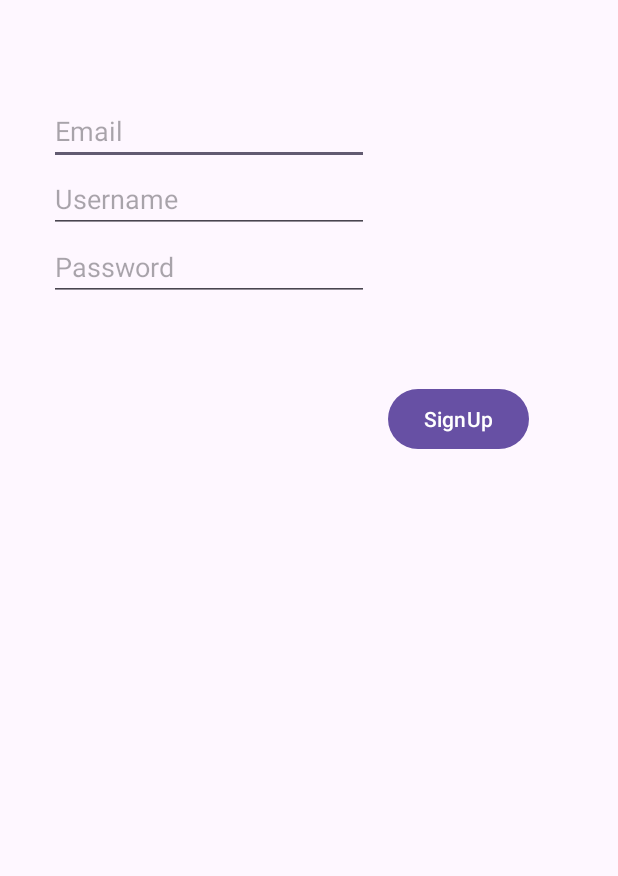
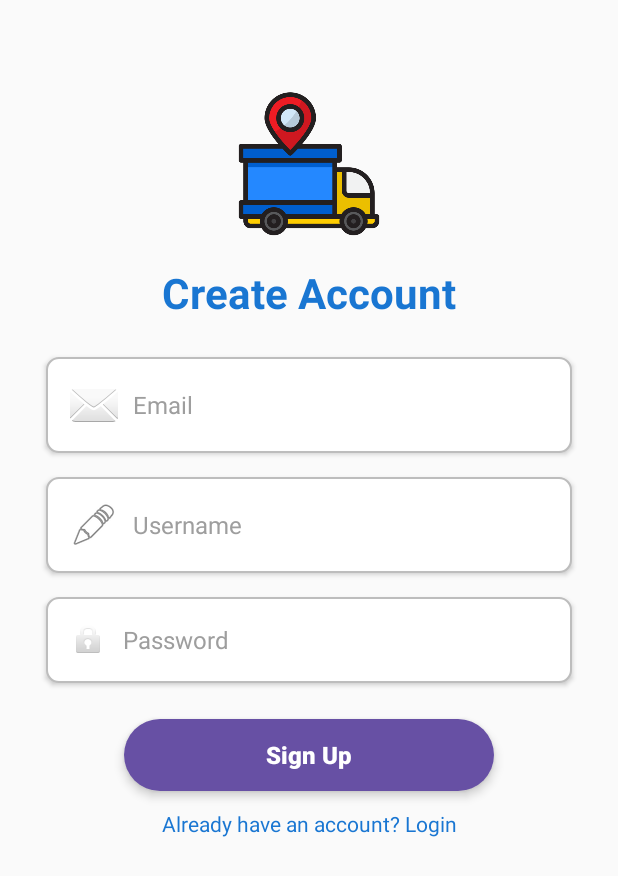
Before and after one commit to kachaparth/CleanTrack, an Android app: the SignUp screen opened directly, with no data from a screen before it, on a phone screen of 412 x 824 dp. Shown: the top 876 px of the screen. Run offline under Robolectric (Android 15) with nearby library versions, the phone set to English and light mode, and no system bars.

Commit message:
Truck to User location update

```diff
--- a/app/src/main/java/com/example/cleantrack/common/Login.java
+++ b/app/src/main/java/com/example/cleantrack/common/Login.java
@@ -62,6 +62,7 @@ public class Login extends AppCompatActivity {
             public void onClick(View v) {
                   makeLogin();
             }
+
         });
 
     }
@@ -110,6 +111,7 @@ public class Login extends AppCompatActivity {
                         Log.d("SignupResponse", "Role: " + role + ", Username: " + username +
                                 ", email:" + email  + ", user_id: "+user_id);
 
+
                         // Example: Save to SharedPreferences
                         getSharedPreferences("UserProfiles", MODE_PRIVATE)
                                 .edit()
@@ -136,6 +138,8 @@ public class Login extends AppCompatActivity {
                             }
                         });
 
+
+
                     } catch (Exception e) {
                         e.printStackTrace();
                     }
--- a/app/src/main/java/com/example/cleantrack/common/MapsActivity.java
+++ b/app/src/main/java/com/example/cleantrack/common/MapsActivity.java
@@ -58,10 +58,10 @@ public class MapsActivity extends FragmentActivity implements OnMapReadyCallback
     Button btnto,btnToUser;
 
     Geofence geofence = new Geofence.Builder()
-            .setRequestId("CleanTrackGeofence")
+            .setRequestId("G1")
             .setCircularRegion(
-                    22.678722,   // latitude
-                    72.880417,   // longitude
+                    22.677460,   // latitude
+                    72.882672,   // longitude
                 100    // radius in meters
             )
             .setExpirationDuration(Geofence.NEVER_EXPIRE)
--- a/app/src/main/java/com/example/cleantrack/truck/SocketActivity.java
+++ b/app/src/main/java/com/example/cleantrack/truck/SocketActivity.java
@@ -81,12 +81,32 @@ public class SocketActivity extends AppCompatActivity {
         try {
 
 
-            mSocket = IO.socket("http://10.0.2.2:3030",opts); // Replace with your IP
+            mSocket = IO.socket("http://10.121.105.112:3030",opts); // Replace with your IP
             mSocket.connect();
 
             mSocket.on(Socket.EVENT_CONNECT, args -> {
 
 //                mSocket.emit("join",roomId,role);
+//                try {
+//                    JSONObject data = new JSONObject();
+//                    data.put("truck_id", "25.00");
+//                    data.put("lat", "speed");
+//                    data.put("lng", "test");
+//                    tracker.addGeofence("G1");
+//                    tracker.addGeofence("G2");
+//                    data.put("currentGeofences",new JSONArray(tracker.getActiveGeofences()));
+//
+//                    for(int i=0;i<=1000;i++)
+//                    {
+////                        Thread.sleep(1000);
+//                        mSocket.emit("updateLocation", data);
+//                    }
+//
+//                }
+//                catch (Exception e)
+//                {
+//                    e.printStackTrace();
+//                }
                 Log.d("SocketActivity", "✅ Socket connected");
             });
 
@@ -95,14 +115,18 @@ public class SocketActivity extends AppCompatActivity {
                 Log.d("SocketActivity", "📨 From Server: " + response);
             });
 
+
+
+
+
         } catch (URISyntaxException e) {
             e.printStackTrace();
         }
     }
 
     private void startLocationUpdates() {
-        LocationRequest locationRequest = new LocationRequest.Builder(Priority.PRIORITY_HIGH_ACCURACY, 1000)
-                .setMinUpdateIntervalMillis(500)
+        LocationRequest locationRequest = new LocationRequest.Builder(Priority.PRIORITY_HIGH_ACCURACY, 2000)
+                .setMinUpdateIntervalMillis(1000)
                 .setMaxUpdateDelayMillis(1000)
                 .build();
 
@@ -119,12 +143,16 @@ public class SocketActivity extends AppCompatActivity {
                     truck.setLog(lng);
 
 
+
                     try {
                         JSONObject data = new JSONObject();
                         data.put("truck_id", truck.getTruck_id());
                         data.put("lat", truck.getLat());
-                        data.put("log", truck.getLog());
+                        data.put("lng", truck.getLog());
                         data.put("currentGeofences",new JSONArray(tracker.getActiveGeofences()));
+
+
+
 
                         if (mSocket != null && mSocket.connected()) {
                             mSocket.emit("updateLocation", data);
--- a/app/src/main/java/com/example/cleantrack/user/UserSocketActivity.java
+++ b/app/src/main/java/com/example/cleantrack/user/UserSocketActivity.java
@@ -59,6 +59,8 @@ public class UserSocketActivity extends AppCompatActivity implements OnMapReadyC
 
        super.onCreate(savedInstanceState);
        setContentView(R.layout.user_socket);
+        t1 = findViewById(R.id.textView);
+
         setupSocket();
         mapFragment = (SupportMapFragment) getSupportFragmentManager()
                 .findFragmentById(R.id.map);
@@ -68,7 +70,7 @@ public class UserSocketActivity extends AppCompatActivity implements OnMapReadyC
         }
 
 
-        t1 = findViewById(R.id.textView);
+
 
 
     }
@@ -82,18 +84,35 @@ public class UserSocketActivity extends AppCompatActivity implements OnMapReadyC
         opts.reconnectionAttempts = 5;
         opts.reconnectionDelay = 1000;
         opts.transports = new String[]{"websocket", "polling"};
-
+        opts.query = "role=user";
         try {
 
 
-            mSocket = IO.socket("http://10.0.2.2:3030",opts); // Replace with your IP
+            mSocket = IO.socket("http://10.121.105.112:3030",opts); // Replace with your IP
             mSocket.connect();
 
             mSocket.on(Socket.EVENT_CONNECT, args -> {
 
+                try {
+
+                    String user_id = getSharedPreferences("UserProfiles", MODE_PRIVATE).getString("user_id", "N/A");
+
+                    JSONObject data = new JSONObject();
+                    data.put("user_id",user_id);
+
+                    mSocket.emit("getLiveUpdates",data);
+                }
+                catch (Exception e)
+                {
+                    Log.e("error", "❌ Error sending data: "+e);
+                }
+
                 mSocket.emit("join",roomId,role);
                 Log.d("SocketActivity", "✅ Socket connected");
             });
+
+
+
 
             mSocket.on("messageFromServer", args -> {
                 String response = args[0].toString();
@@ -102,30 +121,35 @@ public class UserSocketActivity extends AppCompatActivity implements OnMapReadyC
 
             mSocket.on("TruckLocation", args -> {
                 JSONObject data= (JSONObject) args[0];
-
+                Log.d("TruckLocation", "📨 From Server: " + data.toString());
                 if(data !=null)
                 {
                     try {
+//                        Log.d("TruckObject", data.getString("truck_id"));
+//                        Log.d("TruckObject", Double.toString(data.getDouble("lat")));
+//                        Log.d("TruckObject", Double.toString(data.getDouble("lng")));
                         Truck truck = new Truck(
                                 data.getString("truck_id"),
                                 data.getDouble("lat"),
-                                data.getDouble("log"),
-                                data.getBoolean("active")
+                                data.getDouble("lng"),
+                                true
                         );
 
                         // Remove existing truck with same ID to avoid duplicates
+//                        Log.d("TruckObject", truck.toString());
                         trucks.removeIf(existingTruck -> existingTruck.getTruck_id().equals(truck.getTruck_id()));
                         trucks.add(truck);
 
                         // Update UI on main thread (CRITICAL for Android)
                         runOnUiThread(() -> {
-                            updateTruckMarker(truck); // add/update marker on map
+//                            updateTruckMarker(truck); // add/update marker on map
 
 //                            moveCameraToIncludeAll(); // 👈 zoom map to include all markers
 
                             // update the TextView list
                             StringBuilder sb = new StringBuilder();
                             sb.append("Active Trucks (").append(trucks.size()).append("):\n\n");
+                            Log.d("TruckLocation",sb.toString());
                             trucks.forEach(e -> sb.append("🚛 ").append(e.toString()).append("\n\n"));
                             t1.setText(sb.toString());
                         });
--- a/app/src/main/res/layout/sign_up.xml
+++ b/app/src/main/res/layout/sign_up.xml
@@ -1,69 +1,117 @@
 <?xml version="1.0" encoding="utf-8"?>
-<androidx.constraintlayout.widget.ConstraintLayout xmlns:android="http://schemas.android.com/apk/res/android"
+<androidx.core.widget.NestedScrollView xmlns:android="http://schemas.android.com/apk/res/android"
+    xmlns:app="http://schemas.android.com/apk/res-auto"
     xmlns:tools="http://schemas.android.com/tools"
-    xmlns:app="http://schemas.android.com/apk/res-auto"
     android:layout_width="match_parent"
     android:layout_height="match_parent"
+    android:background="@color/bg_light"
+    android:fillViewport="true"
     tools:context=".user.SignUp">
 
-    <EditText
-        android:id="@+id/edit_email"
-        android:layout_width="wrap_content"
-        android:layout_height="wrap_content"
-        android:ems="10"
-        android:hint="Email"
-        android:inputType="textEmailAddress"
-        app:layout_constraintBottom_toBottomOf="parent"
-        app:layout_constraintEnd_toEndOf="parent"
-        app:layout_constraintHorizontal_bias="0.164"
-        app:layout_constraintStart_toStartOf="parent"
-        app:layout_constraintTop_toTopOf="parent"
-        app:layout_constraintVertical_bias="0.083" />
+    <androidx.constraintlayout.widget.ConstraintLayout
+        android:layout_width="match_parent"
+        android:layout_height="wrap_content">
 
-    <androidx.constraintlayout.widget.Guideline
-        android:id="@+id/guideline"
-        android:layout_width="wrap_content"
-        android:layout_height="wrap_content"
-        android:orientation="vertical"
-        app:layout_constraintGuide_begin="20dp" />
+        <!-- App Logo (optional, but added to match login page design) -->
+        <ImageView
+            android:id="@+id/img_logo"
+            android:layout_width="100dp"
+            android:layout_height="100dp"
+            android:src="@drawable/ic_truck"
+            android:layout_marginTop="60dp"
+            android:contentDescription="App Logo"
+            app:layout_constraintEnd_toEndOf="parent"
+            app:layout_constraintStart_toStartOf="parent"
+            app:layout_constraintTop_toTopOf="parent" />
 
-    <EditText
-        android:id="@+id/edit_username"
-        android:layout_width="wrap_content"
-        android:layout_height="wrap_content"
-        android:ems="10"
-        android:hint="Username"
-        android:inputType="text"
-        app:layout_constraintBottom_toBottomOf="parent"
-        app:layout_constraintEnd_toEndOf="parent"
-        app:layout_constraintHorizontal_bias="0.164"
-        app:layout_constraintStart_toStartOf="parent"
-        app:layout_constraintTop_toBottomOf="@+id/edit_email"
-        app:layout_constraintVertical_bias="0.0" />
+        <!-- Title -->
+        <TextView
+            android:id="@+id/tv_title"
+            android:layout_width="wrap_content"
+            android:layout_height="wrap_content"
+            android:layout_marginTop="16dp"
+            android:text="Create Account"
+            android:textColor="@color/primary_dark"
+            android:textSize="28sp"
+            android:textStyle="bold"
+            app:layout_constraintEnd_toEndOf="parent"
+            app:layout_constraintStart_toStartOf="parent"
+            app:layout_constraintTop_toBottomOf="@+id/img_logo" />
 
-    <EditText
-        android:id="@+id/edit_password"
-        android:layout_width="wrap_content"
-        android:layout_height="wrap_content"
-        android:ems="10"
-        android:hint="Password"
-        android:inputType="textPassword"
-        app:layout_constraintBottom_toBottomOf="parent"
-        app:layout_constraintEnd_toEndOf="parent"
-        app:layout_constraintHorizontal_bias="0.164"
-        app:layout_constraintStart_toStartOf="parent"
-        app:layout_constraintTop_toBottomOf="@+id/edit_username"
-        app:layout_constraintVertical_bias="0.0" />
+        <!-- Email Input -->
+        <EditText
+            android:id="@+id/edit_email"
+            style="@style/Widget.CleanTrack.InputField"
+            android:layout_width="0dp"
+            android:layout_height="wrap_content"
+            android:layout_marginTop="24dp"
+            android:drawableLeft="@android:drawable/ic_dialog_email"
+            android:drawablePadding="10dp"
+            android:hint="Email"
+            android:inputType="textEmailAddress"
+            app:layout_constraintEnd_toEndOf="parent"
+            app:layout_constraintHorizontal_bias="0.5"
+            app:layout_constraintStart_toStartOf="parent"
+            app:layout_constraintTop_toBottomOf="@id/tv_title"
+            app:layout_constraintWidth_percent="0.85" />
 
-    <Button
-        android:id="@+id/btn_signup"
-        android:layout_width="wrap_content"
-        android:layout_height="wrap_content"
-        android:text="SignUp"
-        app:layout_constraintBottom_toBottomOf="parent"
-        app:layout_constraintEnd_toEndOf="parent"
-        app:layout_constraintHorizontal_bias="0.813"
-        app:layout_constraintStart_toStartOf="parent"
-        app:layout_constraintTop_toTopOf="parent"
-        app:layout_constraintVertical_bias="0.329" />
-</androidx.constraintlayout.widget.ConstraintLayout>
+        <!-- Username Input -->
+        <EditText
+            android:id="@+id/edit_username"
+            style="@style/Widget.CleanTrack.InputField"
+            android:layout_width="0dp"
+            android:layout_height="wrap_content"
+            android:layout_marginTop="16dp"
+            android:drawableLeft="@android:drawable/ic_menu_edit"
+            android:drawablePadding="10dp"
+            android:hint="Username"
+            android:inputType="text"
+            app:layout_constraintEnd_toEndOf="parent"
+            app:layout_constraintStart_toStartOf="parent"
+            app:layout_constraintTop_toBottomOf="@+id/edit_email"
+            app:layout_constraintWidth_percent="0.85" />
+
+        <!-- Password Input -->
+        <EditText
+            android:id="@+id/edit_password"
+            style="@style/Widget.CleanTrack.InputField"
+            android:layout_width="0dp"
+            android:layout_height="wrap_content"
+            android:layout_marginTop="16dp"
+            android:drawableLeft="@android:drawable/ic_lock_idle_lock"
+            android:drawablePadding="10dp"
+            android:hint="Password"
+            android:inputType="textPassword"
+            app:layout_constraintEnd_toEndOf="parent"
+            app:layout_constraintStart_toStartOf="parent"
+            app:layout_constraintTop_toBottomOf="@+id/edit_username"
+            app:layout_constraintWidth_percent="0.85" />
+
+        <!-- Sign Up Button -->
+        <Button
+            android:id="@+id/btn_signup"
+            style="@style/Widget.CleanTrack.PrimaryButton"
+            android:layout_width="0dp"
+            android:layout_height="wrap_content"
+            android:layout_marginTop="24dp"
+            android:text="Sign Up"
+            app:layout_constraintEnd_toEndOf="parent"
+            app:layout_constraintStart_toStartOf="parent"
+            app:layout_constraintTop_toBottomOf="@+id/edit_password"
+            app:layout_constraintWidth_percent="0.6" />
+
+        <!-- Login link -->
+        <TextView
+            android:id="@+id/tv_login_link"
+            android:layout_width="wrap_content"
+            android:layout_height="wrap_content"
+            android:layout_marginTop="12dp"
+            android:text="Already have an account? Login"
+            android:textColor="@color/primary_dark"
+            android:textSize="14sp"
+            app:layout_constraintEnd_toEndOf="parent"
+            app:layout_constraintStart_toStartOf="parent"
+            app:layout_constraintTop_toBottomOf="@+id/btn_signup" />
+
+    </androidx.constraintlayout.widget.ConstraintLayout>
+</androidx.core.widget.NestedScrollView>
--- a/app/src/main/res/layout/user_dash_borad.xml
+++ b/app/src/main/res/layout/user_dash_borad.xml
@@ -9,8 +9,8 @@
     <!-- This FrameLayout acts as a container for your Fragments. The content of each tab will be displayed here. -->
     <FrameLayout
         android:id="@+id/fragment_container"
-        android:layout_width="416dp"
-        android:layout_height="655dp"
+        android:layout_width="412dp"
+        android:layout_height="638dp"
         app:layout_constraintBottom_toTopOf="@+id/bottom_navigation"
         app:layout_constraintEnd_toEndOf="parent"
         app:layout_constraintStart_toStartOf="parent"
@@ -19,16 +19,16 @@
     <!-- This is the Bottom Navigation Bar with 3 tabs. -->
     <com.google.android.material.bottomnavigation.BottomNavigationView
         android:id="@+id/bottom_navigation"
-        android:layout_width="0dp"
-        android:layout_height="wrap_content"
+        android:layout_width="412dp"
+        android:layout_height="93dp"
         android:layout_gravity="bottom"
+        android:background="#FFFFFF"
+        app:itemIconTint="@color/bottom_nav_colors"
+        app:itemTextColor="@color/bottom_nav_colors"
         app:layout_constraintBottom_toBottomOf="parent"
         app:layout_constraintEnd_toEndOf="parent"
         app:layout_constraintStart_toStartOf="parent"
-        app:menu="@menu/bottom_nav_menu"
-        android:background="#FFFFFF"
-        app:itemIconTint="@color/bottom_nav_colors"
-        app:itemTextColor="@color/bottom_nav_colors" />
+        app:menu="@menu/bottom_nav_menu" />
 
 <!--    <TextView-->
 <!--        android:id="@+id/userInfo"-->
```
